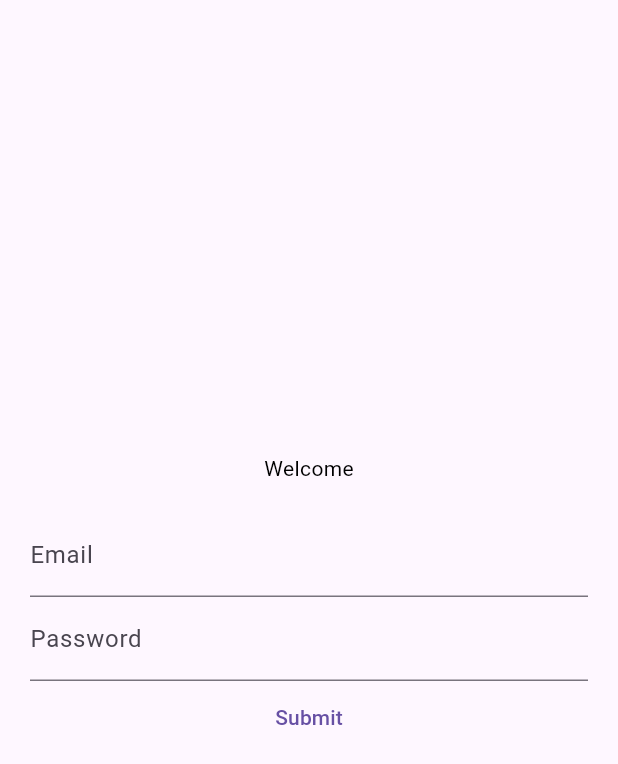
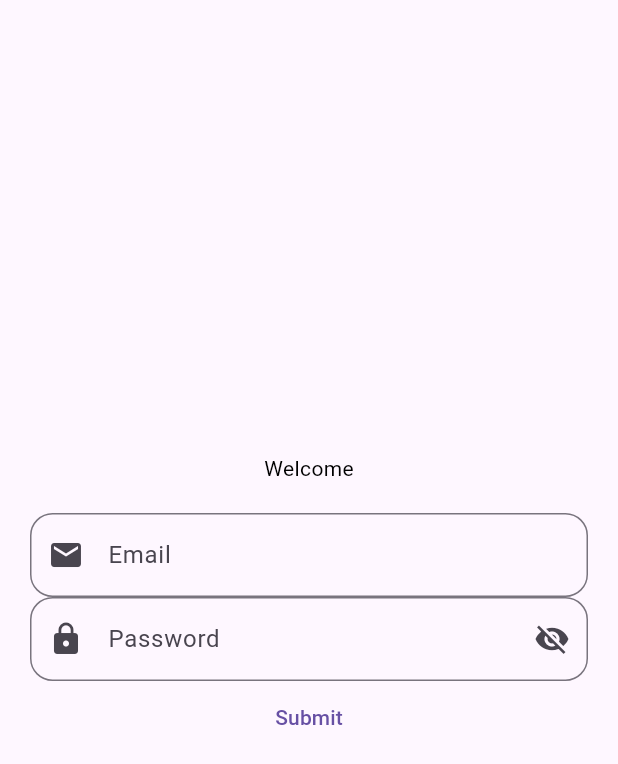
Before and after one commit to alexanderwiegel/turp, a Flutter app: the screen it shows after launch, on a phone screen of 412 x 824 dp. Shown: the top 764 px of the screen. Run offline on Flutter 3.47's test engine with Material 3 defaults, Android fonts, the phone set to English and light mode, and no system bars; our stand-ins replace firebase_auth, firebase_core; accounts and stored records are empty.

Commit message:
Add leading icons for email and password text fields and a visibility button for the password field

```diff
--- a/lib/widget/turp_text_form_field.dart
+++ b/lib/widget/turp_text_form_field.dart
@@ -3,15 +3,19 @@ import 'package:flutter/material.dart';
 class TurpTextFormField extends StatefulWidget {
   //#region fields and constructors
   final String name;
+  final IconData leadingIcon;
+  final IconData? trailingIcon;
   final String labelText;
   final String hintText;
   final TextEditingController? controller;
   final TextInputType keyboardType;
-  final bool obscure;
+  bool obscure = false;
 
-  const TurpTextFormField.name({
+  TurpTextFormField.name({
     Key? key,
     required this.name,
+    this.leadingIcon = Icons.person,
+    this.trailingIcon,
     required this.labelText,
     required this.hintText,
     required this.controller,
@@ -19,9 +23,11 @@ class TurpTextFormField extends StatefulWidget {
   })  : keyboardType = TextInputType.name,
         super(key: key);
 
-  const TurpTextFormField.email({
+  TurpTextFormField.email({
     Key? key,
     required this.name,
+    this.leadingIcon = Icons.email,
+    this.trailingIcon,
     this.labelText = "Email address",
     this.hintText = "Email",
     required this.controller,
@@ -29,9 +35,11 @@ class TurpTextFormField extends StatefulWidget {
   })  : keyboardType = TextInputType.emailAddress,
         super(key: key);
 
-  const TurpTextFormField.password({
+  TurpTextFormField.password({
     Key? key,
     required this.name,
+    this.leadingIcon = Icons.lock,
+    this.trailingIcon = Icons.visibility,
     required this.labelText,
     required this.hintText,
     required this.controller,
@@ -54,7 +62,18 @@ class _TurpTextFormFieldState extends State<TurpTextFormField> {
       obscureText: widget.obscure,
       textCapitalization: TextCapitalization.sentences,
       decoration: InputDecoration(
-          hintText: widget.hintText, labelText: widget.labelText),
+        hintText: widget.hintText,
+        labelText: widget.labelText,
+        border: OutlineInputBorder(borderRadius: BorderRadius.circular(15)),
+        prefixIcon: Icon(widget.leadingIcon),
+        suffixIcon: widget.trailingIcon != null
+            ? IconButton(
+                icon: Icon(
+                    !widget.obscure ? Icons.visibility : Icons.visibility_off),
+                onPressed: () =>
+                    setState(() => widget.obscure = !widget.obscure))
+            : null,
+      ),
     );
   }
 }
```
